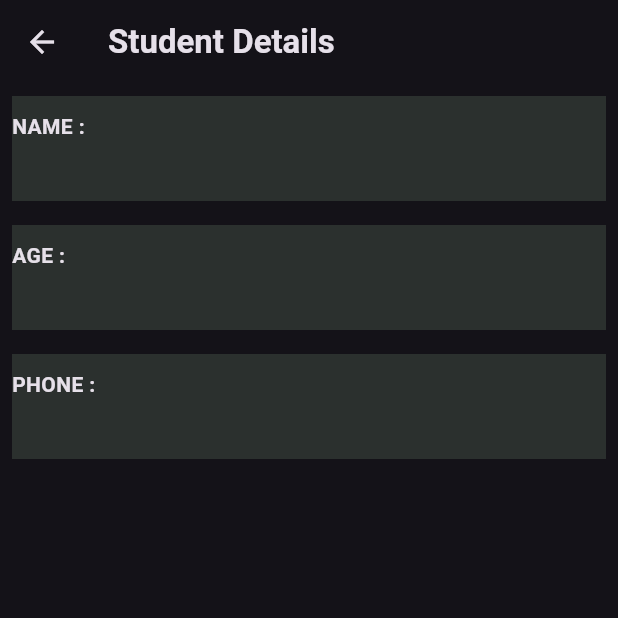
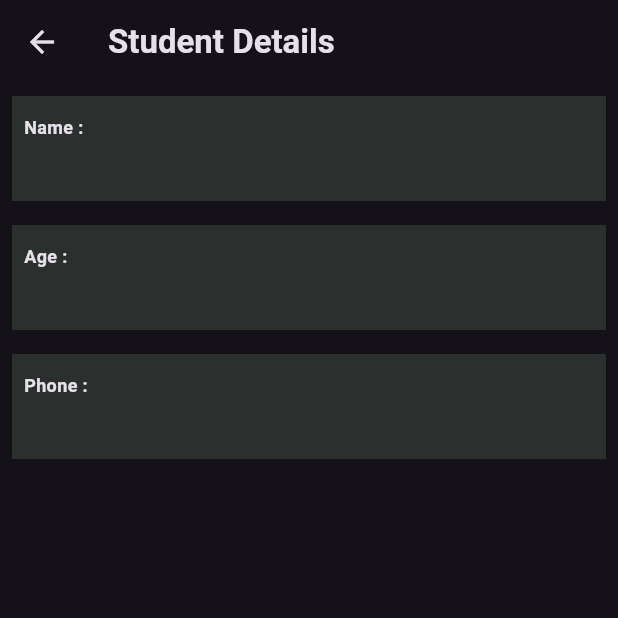
Before and after one commit to hijasahamed/StudentApp_Provider, a Flutter app: the SearchedDetails screen opened directly with empty values, on a phone screen of 412 x 824 dp, the top half of it. Run offline on Flutter 3.47's test engine with Material 3 defaults, Android fonts, the phone set to English and light mode, and no system bars; our stand-ins replace sqflite; accounts and stored records are empty.

```diff
--- a/lib/main.dart
+++ b/lib/main.dart
@@ -5,6 +5,9 @@ import 'package:student_app_provider/screens/edit_student/edit_controller.dart';
 import 'package:student_app_provider/screens/home_screen/home_screen.dart';
 
 void main(){
+  WidgetsFlutterBinding.ensureInitialized();
+  var dataBase=Studentcontoller();
+  dataBase.initializingdatabase();
   runApp(const MyApp());
 }
 
--- a/lib/screens/edit_student/edit_student.dart
+++ b/lib/screens/edit_student/edit_student.dart
@@ -5,9 +5,9 @@ import 'package:student_app_provider/screens/edit_student/edit_controller.dart';
 import 'package:student_app_provider/screens/text_form_field/text_form_field.dart';
 
 class EditScreen extends StatelessWidget {
-  EditScreen({super.key,this.studentdetails});
+  EditScreen({super.key,this.stdDetails});
 
-  Studentmodel? studentdetails;
+  Studentmodel? stdDetails;
 
   final GlobalKey<FormState> formKey = GlobalKey<FormState>();
 
@@ -23,7 +23,7 @@ class EditScreen extends StatelessWidget {
             formkey: formKey,
             nameController: value.namecontroller,
             ageController: value.agecontroller,
-            phoneController: value.namecontroller,
+            phoneController: value.phonecontroller,
             isFromEdit: true,
             editcontroller: value,
           );
--- a/lib/screens/search/searched_details.dart
+++ b/lib/screens/search/searched_details.dart
@@ -20,13 +20,16 @@ class SearchedDetails extends StatelessWidget {
               color: const Color.fromARGB(255, 43, 48, 46),
               height: 70,
               width: double.maxFinite,
+              child: Padding(
+                padding: const EdgeInsets.all(8.0),
                 child: Column(
                   mainAxisAlignment: MainAxisAlignment.center,
                   crossAxisAlignment: CrossAxisAlignment.start,
                   children: [
-                  const Text('NAME :',style: TextStyle(fontWeight: FontWeight.bold,fontSize: 14),),
+                    const Text('Name :',style: TextStyle(fontWeight: FontWeight.bold,fontSize: 12),),
                     Text(student.name,style: const TextStyle(fontWeight: FontWeight.bold,fontSize: 20),)
                   ],
+                ),
               ),
             ),
           ),
@@ -36,13 +39,16 @@ class SearchedDetails extends StatelessWidget {
               color: const Color.fromARGB(255, 43, 48, 46),
               height: 70,
               width: double.maxFinite,
+              child: Padding(
+                padding: const EdgeInsets.all(8.0),
                 child: Column(
                   mainAxisAlignment: MainAxisAlignment.center,
                   crossAxisAlignment: CrossAxisAlignment.start,
                   children: [
-                  const Text('AGE :',style: TextStyle(fontWeight: FontWeight.bold,fontSize: 14),),
+                    const Text('Age :',style: TextStyle(fontWeight: FontWeight.bold,fontSize: 12),),
                     Text(student.age,style: const TextStyle(fontWeight: FontWeight.bold,fontSize: 20),)
                   ],
+                ),
               ),
             ),
           ),
@@ -52,13 +58,16 @@ class SearchedDetails extends StatelessWidget {
               color: const Color.fromARGB(255, 43, 48, 46),
               height: 70,
               width: double.maxFinite,
+              child: Padding(
+                padding: const EdgeInsets.all(8.0),
                 child: Column(
                   mainAxisAlignment: MainAxisAlignment.center,
                   crossAxisAlignment: CrossAxisAlignment.start,
                   children: [
-                  const Text('PHONE :',style: TextStyle(fontWeight: FontWeight.bold,fontSize: 14),),
+                    const Text('Phone :',style: TextStyle(fontWeight: FontWeight.bold,fontSize: 12),),
                     Text(student.phone,style: const TextStyle(fontWeight: FontWeight.bold,fontSize: 20),)
                   ],
+                ),
               ),
             ),
           ),
--- a/lib/screens/snackbar_functions/snackbar_functions.dart
+++ b/lib/screens/snackbar_functions/snackbar_functions.dart
@@ -35,7 +35,7 @@ Future<void> addstudent(namecontroller, agecontroller, phonecontroller,formkey,
     agecontroller.text = '';
     phonecontroller.text = '';
     Navigator.of(context).pop();
-    snackbar('Submitted', context);
+    snackbar('Details Submitted', context);
   } else {
     snackbar('Please Add Details', context);
   }
@@ -67,6 +67,6 @@ Future<void> update(
     editcontroller.agecontroller.text = '';
     editcontroller.phonecontroller.text = '';
 
-    snackbar('Updated', context);
+    snackbar('Details Updated', context);
   }
 }
```
Also changed, not shown: lib/provider/student_controller.dart (+6 -19 lines), lib/screens/home_screen/home_screen.dart (+11 -6 lines), lib/screens/list_student/student_list_screen.dart (+11 -2 lines), lib/screens/search/search.dart (+18 -8 lines), lib/screens/text_form_field/text_form_field.dart (+5 -3 lines). Lines whose indentation alone changed are shown as unchanged.
